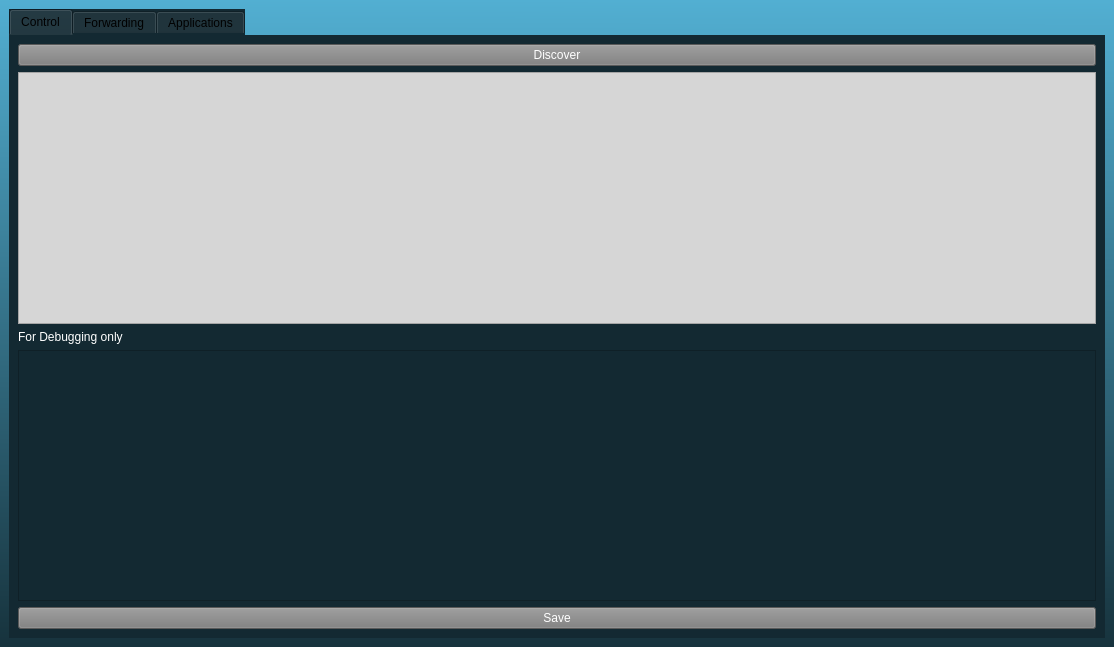
Above: SomoServer/gui.ui from p-sanches/somabits before the change. Below: the same form after it.
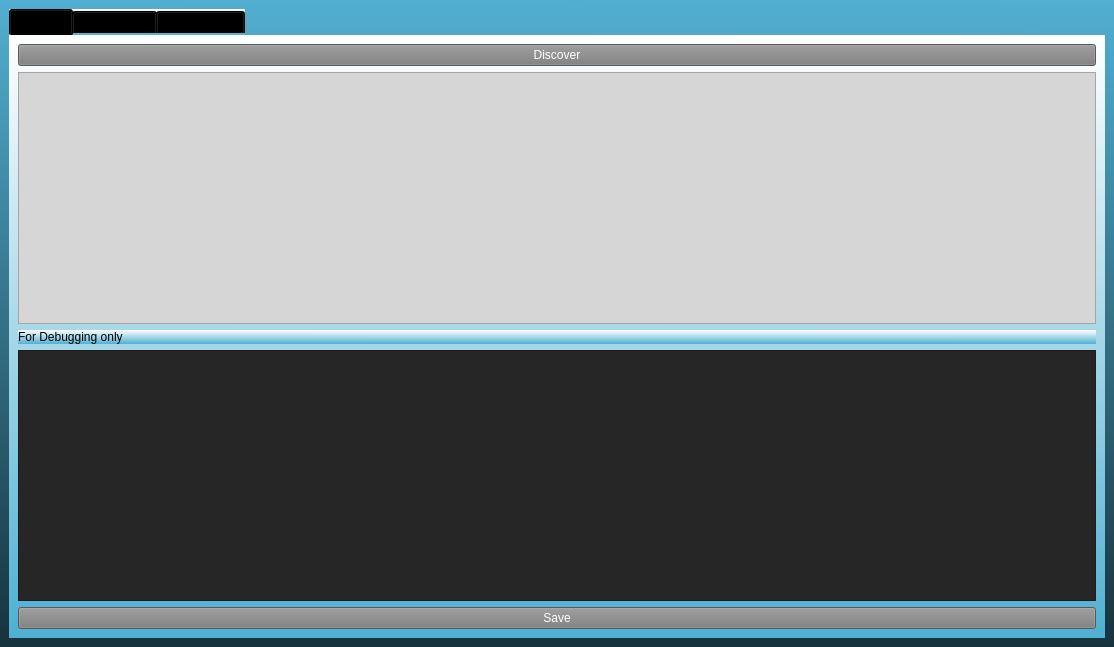
That is the form after the change. Icons and pictures are not drawn.

```diff
--- a/SomoServer/gui.ui
+++ b/SomoServer/gui.ui
@@ -55,12 +55,23 @@
           </brush>
          </colorrole>
          <colorrole role="Button">
-          <brush brushstyle="SolidPattern">
-           <color alpha="255">
-            <red>19</red>
-            <green>41</green>
-            <blue>50</blue>
-           </color>
+          <brush brushstyle="LinearGradientPattern">
+           <gradient startx="0.466000000000000" starty="0.000000000000000" endx="0.460000000000000" endy="1.000000000000000" type="LinearGradient" spread="PadSpread" coordinatemode="ObjectBoundingMode">
+            <gradientstop position="0.000000000000000">
+             <color alpha="255">
+              <red>255</red>
+              <green>255</green>
+              <blue>255</blue>
+             </color>
+            </gradientstop>
+            <gradientstop position="1.000000000000000">
+             <color alpha="255">
+              <red>79</red>
+              <green>176</green>
+              <blue>210</blue>
+             </color>
+            </gradientstop>
+           </gradient>
           </brush>
          </colorrole>
          <colorrole role="Light">
@@ -127,21 +138,43 @@
           </brush>
          </colorrole>
          <colorrole role="Base">
-          <brush brushstyle="SolidPattern">
-           <color alpha="255">
-            <red>19</red>
-            <green>41</green>
-            <blue>50</blue>
-           </color>
+          <brush brushstyle="LinearGradientPattern">
+           <gradient startx="0.466000000000000" starty="0.000000000000000" endx="0.460000000000000" endy="1.000000000000000" type="LinearGradient" spread="PadSpread" coordinatemode="ObjectBoundingMode">
+            <gradientstop position="0.000000000000000">
+             <color alpha="255">
+              <red>255</red>
+              <green>255</green>
+              <blue>255</blue>
+             </color>
+            </gradientstop>
+            <gradientstop position="1.000000000000000">
+             <color alpha="255">
+              <red>79</red>
+              <green>176</green>
+              <blue>210</blue>
+             </color>
+            </gradientstop>
+           </gradient>
           </brush>
          </colorrole>
          <colorrole role="Window">
-          <brush brushstyle="SolidPattern">
-           <color alpha="255">
-            <red>19</red>
-            <green>41</green>
-            <blue>50</blue>
-           </color>
+          <brush brushstyle="LinearGradientPattern">
+           <gradient startx="0.466000000000000" starty="0.000000000000000" endx="0.460000000000000" endy="1.000000000000000" type="LinearGradient" spread="PadSpread" coordinatemode="ObjectBoundingMode">
+            <gradientstop position="0.000000000000000">
+             <color alpha="255">
+              <red>255</red>
+              <green>255</green>
+              <blue>255</blue>
+             </color>
+            </gradientstop>
+            <gradientstop position="1.000000000000000">
+             <color alpha="255">
+              <red>79</red>
+              <green>176</green>
+              <blue>210</blue>
+             </color>
+            </gradientstop>
+           </gradient>
           </brush>
          </colorrole>
          <colorrole role="Shadow">
@@ -201,12 +234,23 @@
           </brush>
          </colorrole>
          <colorrole role="Button">
-          <brush brushstyle="SolidPattern">
-           <color alpha="255">
-            <red>19</red>
-            <green>41</green>
-            <blue>50</blue>
-           </color>
+          <brush brushstyle="LinearGradientPattern">
+           <gradient startx="0.466000000000000" starty="0.000000000000000" endx="0.460000000000000" endy="1.000000000000000" type="LinearGradient" spread="PadSpread" coordinatemode="ObjectBoundingMode">
+            <gradientstop position="0.000000000000000">
+             <color alpha="255">
+              <red>255</red>
+              <green>255</green>
+              <blue>255</blue>
+             </color>
+            </gradientstop>
+            <gradientstop position="1.000000000000000">
+             <color alpha="255">
+              <red>79</red>
+              <green>176</green>
+              <blue>210</blue>
+             </color>
+            </gradientstop>
+           </gradient>
           </brush>
          </colorrole>
          <colorrole role="Light">
@@ -273,21 +317,43 @@
           </brush>
          </colorrole>
          <colorrole role="Base">
-          <brush brushstyle="SolidPattern">
-           <color alpha="255">
-            <red>19</red>
-            <green>41</green>
-            <blue>50</blue>
-           </color>
+          <brush brushstyle="LinearGradientPattern">
+           <gradient startx="0.466000000000000" starty="0.000000000000000" endx="0.460000000000000" endy="1.000000000000000" type="LinearGradient" spread="PadSpread" coordinatemode="ObjectBoundingMode">
+            <gradientstop position="0.000000000000000">
+             <color alpha="255">
+              <red>255</red>
+              <green>255</green>
+              <blue>255</blue>
+             </color>
+            </gradientstop>
+            <gradientstop position="1.000000000000000">
+             <color alpha="255">
+              <red>79</red>
+              <green>176</green>
+              <blue>210</blue>
+             </color>
+            </gradientstop>
+           </gradient>
           </brush>
          </colorrole>
          <colorrole role="Window">
-          <brush brushstyle="SolidPattern">
-           <color alpha="255">
-            <red>19</red>
-            <green>41</green>
-            <blue>50</blue>
-           </color>
+          <brush brushstyle="LinearGradientPattern">
+           <gradient startx="0.466000000000000" starty="0.000000000000000" endx="0.460000000000000" endy="1.000000000000000" type="LinearGradient" spread="PadSpread" coordinatemode="ObjectBoundingMode">
+            <gradientstop position="0.000000000000000">
+             <color alpha="255">
+              <red>255</red>
+              <green>255</green>
+              <blue>255</blue>
+             </color>
+            </gradientstop>
+            <gradientstop position="1.000000000000000">
+             <color alpha="255">
+              <red>79</red>
+              <green>176</green>
+              <blue>210</blue>
+             </color>
+            </gradientstop>
+           </gradient>
           </brush>
          </colorrole>
          <colorrole role="Shadow">
@@ -347,12 +413,23 @@
           </brush>
          </colorrole>
          <colorrole role="Button">
-          <brush brushstyle="SolidPattern">
-           <color alpha="255">
-            <red>19</red>
-            <green>41</green>
-            <blue>50</blue>
-           </color>
+          <brush brushstyle="LinearGradientPattern">
+           <gradient startx="0.466000000000000" starty="0.000000000000000" endx="0.460000000000000" endy="1.000000000000000" type="LinearGradient" spread="PadSpread" coordinatemode="ObjectBoundingMode">
+            <gradientstop position="0.000000000000000">
+             <color alpha="255">
+              <red>255</red>
+              <green>255</green>
+              <blue>255</blue>
+             </color>
+            </gradientstop>
+            <gradientstop position="1.000000000000000">
+             <color alpha="255">
+              <red>79</red>
+              <green>176</green>
+              <blue>210</blue>
+             </color>
+            </gradientstop>
+           </gradient>
           </brush>
          </colorrole>
          <colorrole role="Light">
@@ -419,21 +496,43 @@
           </brush>
          </colorrole>
          <colorrole role="Base">
-          <brush brushstyle="SolidPattern">
-           <color alpha="255">
-            <red>19</red>
-            <green>41</green>
-            <blue>50</blue>
-           </color>
+          <brush brushstyle="LinearGradientPattern">
+           <gradient startx="0.466000000000000" starty="0.000000000000000" endx="0.460000000000000" endy="1.000000000000000" type="LinearGradient" spread="PadSpread" coordinatemode="ObjectBoundingMode">
+            <gradientstop position="0.000000000000000">
+             <color alpha="255">
+              <red>255</red>
+              <green>255</green>
+              <blue>255</blue>
+             </color>
+            </gradientstop>
+            <gradientstop position="1.000000000000000">
+             <color alpha="255">
+              <red>79</red>
+              <green>176</green>
+              <blue>210</blue>
+             </color>
+            </gradientstop>
+           </gradient>
           </brush>
          </colorrole>
          <colorrole role="Window">
-          <brush brushstyle="SolidPattern">
-           <color alpha="255">
-            <red>19</red>
-            <green>41</green>
-            <blue>50</blue>
-           </color>
+          <brush brushstyle="LinearGradientPattern">
+           <gradient startx="0.466000000000000" starty="0.000000000000000" endx="0.460000000000000" endy="1.000000000000000" type="LinearGradient" spread="PadSpread" coordinatemode="ObjectBoundingMode">
+            <gradientstop position="0.000000000000000">
+             <color alpha="255">
+              <red>255</red>
+              <green>255</green>
+              <blue>255</blue>
+             </color>
+            </gradientstop>
+            <gradientstop position="1.000000000000000">
+             <color alpha="255">
+              <red>79</red>
+              <green>176</green>
+              <blue>210</blue>
+             </color>
+            </gradientstop>
+           </gradient>
           </brush>
          </colorrole>
          <colorrole role="Shadow">
@@ -488,7 +587,7 @@
        <bool>false</bool>
       </property>
       <property name="styleSheet">
-       <string notr="true">background-color: rgb(19, 41, 50);
+       <string notr="true">background-color: qlineargradient(spread:pad, x1:0.466, y1:0, x2:0.46, y2:1, stop:0 rgba(255, 255, 255, 255), stop:1 rgba(79, 176, 210, 255));
 selection-color: rgb(255, 255, 255);
 font: 63 9pt &quot;Adobe Fan Heiti Std B&quot;;
 border-color: rgb(0, 0, 0);
@@ -530,7 +629,8 @@
         <item row="7" column="0">
          <widget class="QPlainTextEdit" name="plainTextEdit">
           <property name="styleSheet">
-           <string notr="true">color: rgb(223, 223, 223);</string>
+           <string notr="true">color: rgb(223, 223, 223);
+background-color: rgb(38, 38, 38);</string>
           </property>
          </widget>
         </item>
@@ -565,7 +665,7 @@
         <item row="6" column="0">
          <widget class="QLabel" name="label">
           <property name="styleSheet">
-           <string notr="true">color: rgb(255, 255, 255);
+           <string notr="true">color: rgb(0, 0, 0);
 font: 63 9pt &quot;Adobe Fan Heiti Std B&quot;;</string>
           </property>
           <property name="text">
```
